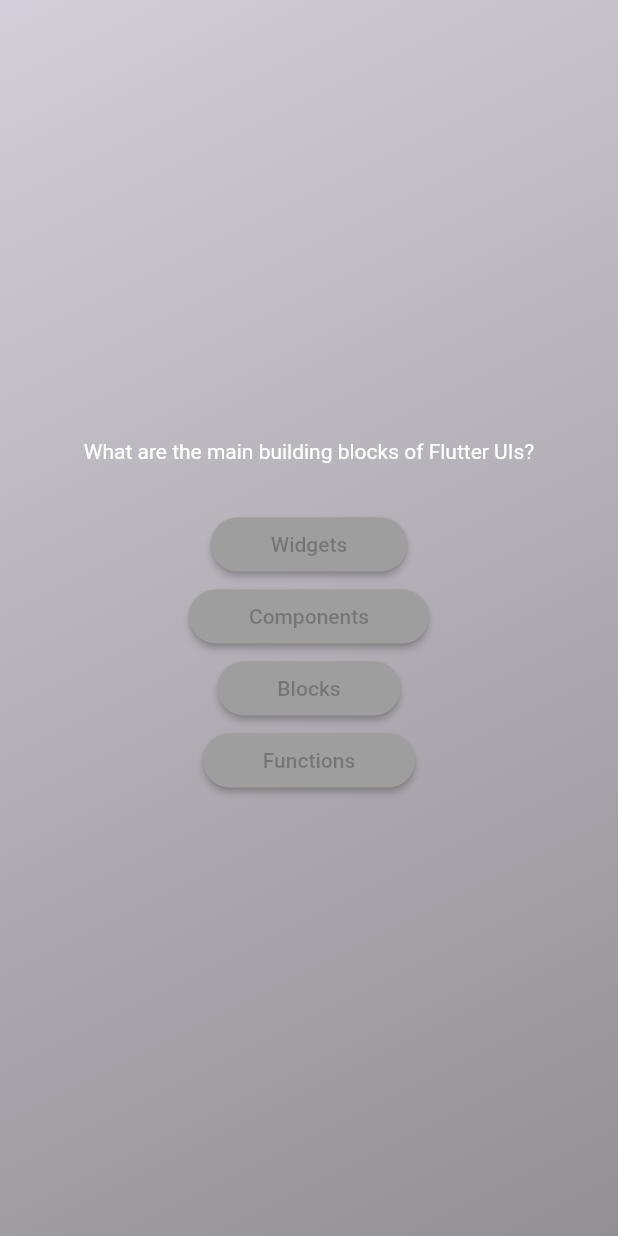
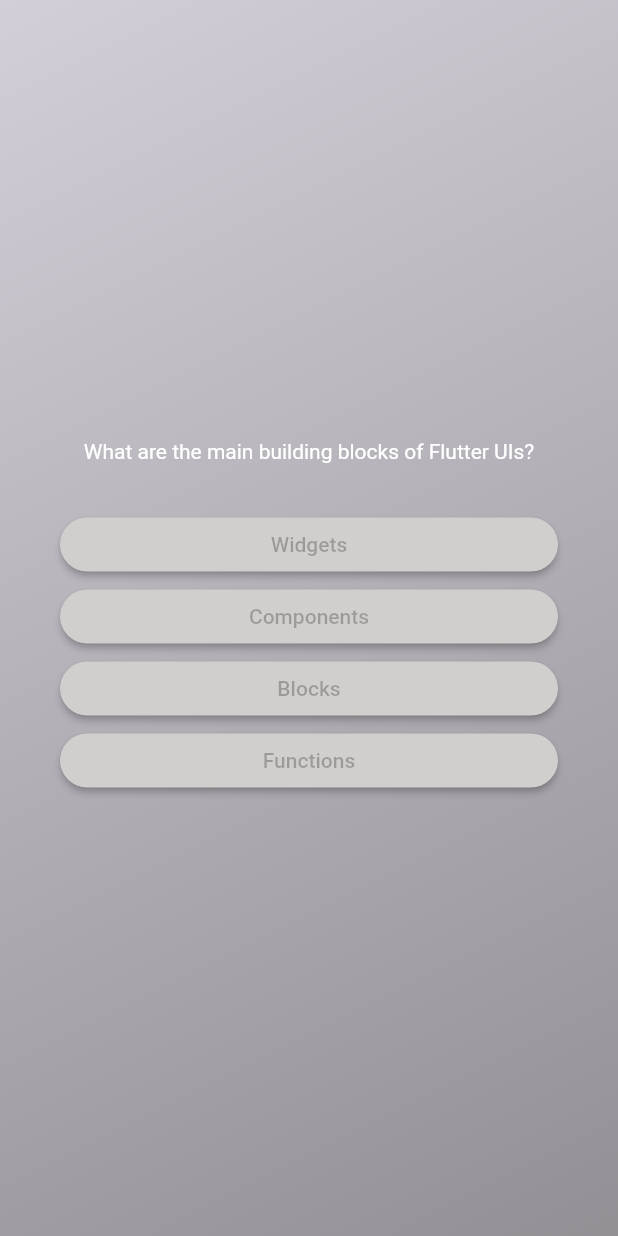
Before and after one commit to adeyemiiiii7/Flutter_Quiz_APP, a Flutter app: the screen it shows after launch, after a tap on "Start Quiz", on a phone screen of 412 x 824 dp. Run offline on Flutter 3.47's test engine with Material 2 defaults, Android fonts, the phone set to English and light mode, and no system bars.

Commit message:
modified:   lib/answer_button.dart 	modified:   lib/questions_screen.dart

```diff
--- a/lib/answer_button.dart
+++ b/lib/answer_button.dart
@@ -15,8 +15,8 @@ class AnswerButton extends StatelessWidget {
       onPressed: onTap,
       style: ElevatedButton.styleFrom(
         padding: const EdgeInsets.symmetric(vertical: 10, horizontal: 40),
-        backgroundColor: Colors.grey,
-        foregroundColor: Colors.black26,
+        backgroundColor: const Color.fromARGB(255, 210, 206, 206),
+        foregroundColor: Color.fromARGB(66, 0, 0, 0),
         shape: RoundedRectangleBorder(
           borderRadius: BorderRadius.circular(40),
           // Set the background color to grey
--- a/lib/questions_screen.dart
+++ b/lib/questions_screen.dart
@@ -16,33 +16,40 @@ class _QuestionsScreenState extends State<QuestionsScreen> {
 
     return SizedBox(
       width: double.infinity,
+      child: Container(
+        margin: const EdgeInsets.all(40),
         child: Column(
           mainAxisAlignment: MainAxisAlignment.center,
+          crossAxisAlignment: CrossAxisAlignment.stretch,
           children: [
             Text(
               currentQuestion.text,
               style: const TextStyle(
                 color: Colors.white,
               ),
+              textAlign: TextAlign.center,
             ),
             const SizedBox(height: 30),
-          AnswerButton(
-            answerText: currentQuestion.answers[0],
-            onTap: () {},
-          ),
-          AnswerButton(
-            answerText: currentQuestion.answers[1],
-            onTap: () {},
-          ),
-          AnswerButton(
-            answerText: currentQuestion.answers[2],
-            onTap: () {},
-          ),
-          AnswerButton(
-            answerText: currentQuestion.answers[3],
-            onTap: () {},
-          ),
+            ...currentQuestion.answers.map((answer) {
+              return AnswerButton(answerText: answer, onTap: () {});
+            }),
             // AnswerButton(
+            //   answerText: currentQuestion.answers[0],
+            //   onTap: () {},
+            // ),
+            // AnswerButton(
+            //   answerText: currentQuestion.answers[1],
+            //   onTap: () {},
+            // ),
+            // AnswerButton(
+            //   answerText: currentQuestion.answers[2],
+            //   onTap: () {},
+            // ),
+            // AnswerButton(
+            //   answerText: currentQuestion.answers[3],
+            //   onTap: () {},
+            // ),
+            // // AnswerButton(
             //   answerText: currentQuestion.answers[4],
             //   onTap: () {},
             // ),
@@ -72,6 +79,7 @@ class _QuestionsScreenState extends State<QuestionsScreen> {
             // ),
           ],
         ),
+      ),
     );
   }
 }
```
Lines whose indentation alone changed are shown as unchanged.
